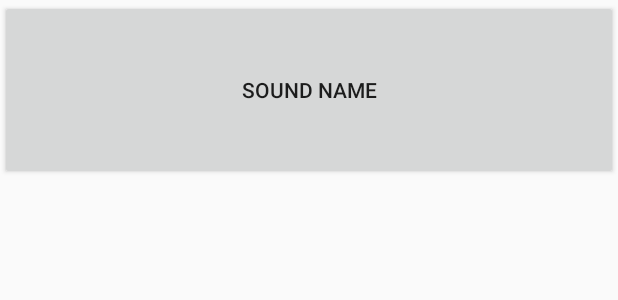
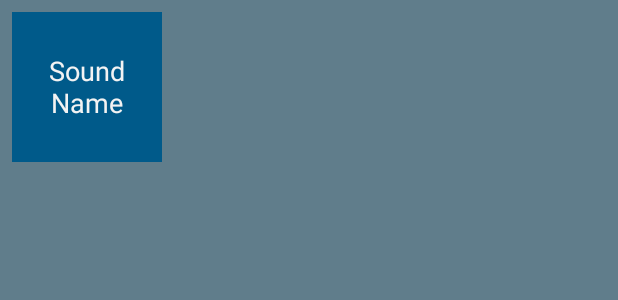
Before and after one commit to lakshaygrover/SoundGrid, an Android app: the layout list_item_sound.xml on its own in the app's theme, with its tools: preview values and no code run, on a phone screen of 412 x 824 dp. Shown: the top 300 px of the screen. Run offline under Robolectric (Android 15) with nearby library versions, the phone set to English and light mode, and no system bars.

Commit message:
Improved UI of the app

```diff
--- /dev/null
+++ b/app/src/main/res/drawable/button_beat_box.xml
@@ -0,0 +1,9 @@
+<?xml version="1.0" encoding="utf-8"?>
+<selector xmlns:android="http://schemas.android.com/apk/res/android">
+
+
+    <item android:drawable="@drawable/button_beat_box_pressed"
+        android:state_pressed="true">
+    </item>
+    <item android:drawable="@drawable/button_beat_box_normal"></item>
+</selector>
--- /dev/null
+++ b/app/src/main/res/drawable/button_beat_box_normal.xml
@@ -0,0 +1,8 @@
+<?xml version="1.0" encoding="utf-8"?>
+<shape xmlns:android="http://schemas.android.com/apk/res/android"
+    android:shape="rectangle">
+
+    <solid
+        android:color="@color/dark_blue"/>
+
+</shape>
--- /dev/null
+++ b/app/src/main/res/drawable/button_beat_box_pressed.xml
@@ -0,0 +1,20 @@
+<?xml version="1.0" encoding="utf-8"?>
+<layer-list xmlns:android="http://schemas.android.com/apk/res/android">
+    <item>
+        <shape
+        android:shape="rectangle">
+            <solid
+                android:color="@color/Red"/>
+        </shape>
+    </item>
+    <item>
+<shape android:shape="rectangle">
+    <stroke
+        android:width="4dp"
+        android:color="@color/dark_red">
+
+    </stroke>
+</shape>
+    </item>
+
+</layer-list>
--- a/app/src/main/res/layout/list_item_sound.xml
+++ b/app/src/main/res/layout/list_item_sound.xml
@@ -1,10 +1,26 @@
 <?xml version="1.0" encoding="utf-8"?>
-<Button
+
+<FrameLayout
     xmlns:android="http://schemas.android.com/apk/res/android"
     xmlns:tools="http://schemas.android.com/tools"
-    android:layout_width="match_parent"
-    android:layout_height="120dp"
-    android:id="@+id/list_item_sound_button"
-    android:text="Sound Name">
+    android:layout_width="wrap_content"
+    android:layout_height="wrap_content"
+    android:layout_margin="8dp"
+    >
 
-</Button>
+    <Button
+
+        android:layout_width="100dp"
+        android:layout_gravity="center"
+        android:layout_height="100dp"
+        android:id="@+id/list_item_sound_button"
+        tools:text="Sound Name">
+        <!--android:layout_marginBottom="1dp"-->
+        <!--android:layout_marginRight="1dp"-->
+        <!--android:layout_marginLeft="1dp"-->
+        <!--android:layout_marginTop="1dp"-->
+
+
+    </Button>
+
+</FrameLayout>
--- a/app/src/main/res/values/colors.xml
+++ b/app/src/main/res/values/colors.xml
@@ -1,5 +1,10 @@
 <?xml version="1.0" encoding="utf-8"?>
 <resources>
+    <color name="Red">#F44336</color>
+    <color name="dark_red">#C3352B</color>
+    <color name="gray">#607D8B</color>
+    <color name="soothing_blue">#0083BF</color>
+    <color name="dark_blue">#005A8A</color>
     <color name="colorPrimary">#3F51B5</color>
     <color name="colorPrimaryDark">#303F9F</color>
     <color name="colorAccent">#FF4081</color>
--- a/app/src/main/res/values/styles.xml
+++ b/app/src/main/res/values/styles.xml
@@ -1,11 +1,24 @@
 <resources>
 
     <!-- Base application theme. -->
-    <style name="AppTheme" parent="Theme.AppCompat.Light.DarkActionBar">
+
+    <style name="AppTheme" parent="Theme.AppCompat">
         <!-- Customize your theme here. -->
-        <item name="colorPrimary">@color/colorPrimary</item>
-        <item name="colorPrimaryDark">@color/colorPrimaryDark</item>
-        <item name="colorAccent">@color/colorAccent</item>
+        <item name="colorPrimary">@color/dark_red</item>
+        <item name="colorPrimaryDark">@color/dark_red</item>
+        <item name="colorAccent">@color/gray</item>
+        <item name="android:colorBackground">@color/gray</item>
+        <item name="android:buttonStyle">@style/BeatGridButton</item>
     </style>
 
+    <style name="BeatGridButton" parent="android:style/Widget.Holo.Button">
+        <item name="android:background">@drawable/button_beat_box</item>
+
+    </style>
+    <style name="BeatGridButton.Strong">
+        <item name="android:textStyle">bold</item>
+
+    </style>
+
+
 </resources>
```
